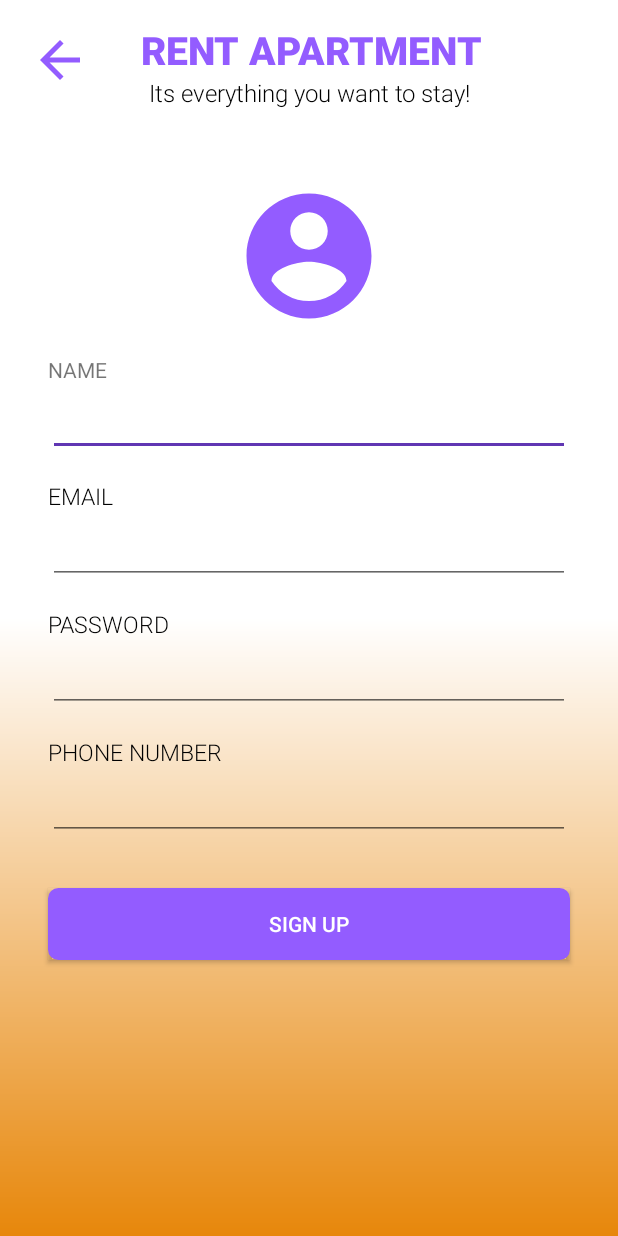
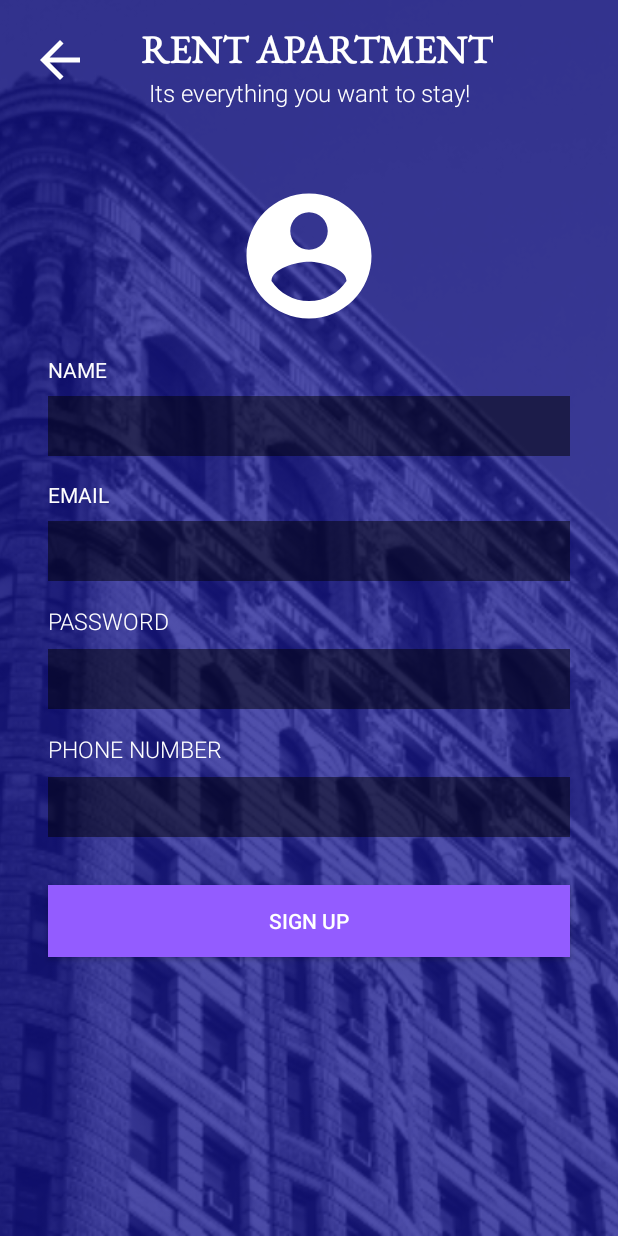
Before and after one commit to alekyavalisetty/appartment-rental-app, an Android app: the Signup_activity screen opened directly, with no data from a screen before it, on a phone screen of 412 x 824 dp. Run offline under Robolectric (Android 15) with nearby library versions, the phone set to English and light mode, and no system bars; our stand-ins replace Firebase (no records; nobody signed in at launch, a user with empty details on screens opened directly); pictures from the network do not load; Roboto replaces fonts that are not available here.

Commit message:
changed layout styles for forgot password, login and signup activity

```diff
--- a/app/src/main/res/layout/activity_signup_activity.xml
+++ b/app/src/main/res/layout/activity_signup_activity.xml
@@ -4,18 +4,22 @@ xmlns:app="http://schemas.android.com/apk/res-auto"
     xmlns:tools="http://schemas.android.com/tools"
     android:layout_width="match_parent"
     android:layout_height="match_parent"
-    android:background="@drawable/backgroundgradient"
-tools:context=".Signup_activity"
-android:orientation="vertical">
+    android:orientation="vertical"
+    tools:context=".Signup_activity">
 
-
+    <ImageView
+        android:id="@+id/imageView1"
+        android:layout_width="match_parent"
+        android:layout_height="match_parent"
+        android:scaleType="centerCrop"
+        android:src="@drawable/background_image" />
     <TextView
         android:layout_width="40dp"
         android:layout_height="40dp"
         android:id="@+id/back"
         android:background="@drawable/ic_back"
         android:layout_gravity="left"
-        android:backgroundTint="@color/colorPrimary"
+        android:backgroundTint="@color/white"
         android:layout_margin="20dp"/>
 
 
@@ -28,10 +32,10 @@ android:orientation="vertical">
         android:textStyle="bold"
         android:layout_marginTop="15dp"
         android:visibility="visible"
-        android:fontFamily="sans-serif-medium"
+        android:fontFamily="@font/eb_garamond"
         android:id="@+id/maintitle"
         android:layout_marginLeft="14dp"
-        android:textColor="@color/colorPrimary"/>
+        android:textColor="@color/white"/>
 
     <TextView
         android:layout_width="match_parent"
@@ -44,7 +48,7 @@ android:orientation="vertical">
         android:visibility="visible"
         android:fontFamily="sans-serif-light"
         android:id="@+id/subtitle"
-        android:textColor="#000"/>
+        android:textColor="@color/white"/>
 
     <ScrollView
         android:layout_width="match_parent"
@@ -57,161 +61,175 @@ android:orientation="vertical">
             android:layout_width="match_parent"
             android:layout_height="match_parent"
             android:layout_below="@id/subtitle"
+
             android:layout_marginTop="48dp">
 
             <ImageView
+                android:id="@+id/photo"
                 android:layout_width="100dp"
                 android:layout_height="100dp"
                 android:layout_centerHorizontal="true"
+                android:scaleType="centerCrop"
                 android:src="@drawable/ic_account"
-        android:id="@+id/photo"
-        android:tint="@color/colorPrimary"
-        android:scaleType="centerCrop"
+                android:tint="@color/white"
                 />
 
             <TextView
+                android:id="@+id/tv_name"
                 android:layout_width="wrap_content"
                 android:layout_height="wrap_content"
-        android:text="Name"
-        android:id="@+id/tv_name"
+                android:layout_below="@id/photo"
+
                 android:layout_marginStart="32dp"
                 android:layout_marginTop="16dp"
+                android:text="Name"
                 android:textAllCaps="true"
-        android:layout_below="@id/photo"
+                android:textColor="@color/white"
 
                 />
 
             <com.google.android.material.textfield.TextInputEditText
-        android:maxLines="1"
                 android:id="@+id/et_name"
-        android:layout_below="@id/tv_name"
                 android:layout_width="match_parent"
                 android:layout_height="40dp"
+                android:layout_below="@id/tv_name"
+                android:layout_marginLeft="32dp"
                 android:layout_marginTop="8dp"
+                android:layout_marginRight="32dp"
+                android:background="@color/blur"
                 android:fontFamily="sans-serif-light"
-        android:layout_marginLeft="32dp"
-        android:layout_marginRight="32dp"
+                android:maxLines="1"
                 android:paddingLeft="4dp"
                 android:paddingRight="4dp"
+                android:textColor="@color/white"
+                android:textColorHint="@color/white"
                 />
 
 
             <TextView
+                android:id="@+id/tv_email"
                 android:layout_width="wrap_content"
                 android:layout_height="wrap_content"
-        android:fontFamily="sans-serif-light"
-        android:text="Email"
-        android:id="@+id/tv_email"
+                android:layout_below="@id/et_name"
                 android:layout_marginStart="32dp"
                 android:layout_marginTop="16dp"
+                android:text="Email"
                 android:textAllCaps="true"
-        android:layout_below="@id/et_name"
-        android:textColor="#000"
-        android:textSize="15sp" />
+                android:textColor="@color/white"
+
+                />
 
             <com.google.android.material.textfield.TextInputEditText
                 android:id="@+id/et_email"
-        android:maxLines="1"
-        android:layout_below="@id/tv_email"
                 android:layout_width="match_parent"
                 android:layout_height="40dp"
+                android:layout_below="@id/tv_email"
+                android:layout_marginLeft="32dp"
                 android:layout_marginTop="8dp"
-        android:layout_marginLeft="32dp"
                 android:layout_marginRight="32dp"
+                android:background="@color/blur"
+                android:maxLines="1"
                 android:paddingLeft="4dp"
-        android:paddingRight="4dp"/>
+                android:paddingRight="4dp"
+                android:textColor="@color/white"
+                android:textColorHint="@color/white"/>
 
             <TextView
+                android:id="@+id/tv_password"
                 android:layout_width="wrap_content"
                 android:layout_height="wrap_content"
+                android:layout_below="@id/et_email"
+                android:layout_marginStart="32dp"
+                android:layout_marginTop="16dp"
                 android:fontFamily="sans-serif-light"
                 android:text="Password"
-        android:id="@+id/tv_password"
-        android:layout_marginStart="32dp"
-        android:layout_marginTop="16dp"
                 android:textAllCaps="true"
-        android:layout_below="@id/et_email"
-        android:textColor="#000"
+                android:textColor="@color/white"
                 android:textSize="15sp" />
 
             <com.google.android.material.textfield.TextInputEditText
                 android:id="@+id/et_password"
-        android:layout_below="@id/tv_password"
                 android:layout_width="match_parent"
                 android:layout_height="40dp"
+                android:layout_below="@id/tv_password"
+                android:layout_marginLeft="32dp"
                 android:layout_marginTop="8dp"
-        android:layout_marginLeft="32dp"
                 android:layout_marginRight="32dp"
+                android:background="@color/blur"
+                android:maxLines="1"
                 android:paddingLeft="4dp"
-        android:maxLines="1"
-        android:paddingRight="4dp"/>
+                android:paddingRight="4dp"
+                android:textColor="@color/white"
+                android:textColorHint="@color/white"/>
 
             <TextView
+                android:id="@+id/tv_role"
                 android:layout_width="wrap_content"
                 android:layout_height="wrap_content"
+                android:layout_below="@id/et_password"
+                android:layout_marginStart="32dp"
+                android:layout_marginTop="16dp"
                 android:fontFamily="sans-serif-light"
                 android:text="Select Role"
-        android:id="@+id/tv_role"
-        android:layout_marginStart="32dp"
-        android:layout_marginTop="16dp"
                 android:textAllCaps="true"
-        android:layout_below="@id/et_password"
                 android:textColor="#000"
-        android:visibility="gone"
-        android:textSize="15sp" />
+                android:textSize="15sp"
+                android:visibility="gone" />
 
             <Spinner
-        android:visibility="gone"
                 android:id="@+id/spinner_role"
-        android:layout_below="@id/tv_role"
                 android:layout_width="match_parent"
                 android:layout_height="40dp"
+                android:layout_below="@id/tv_role"
+                android:layout_marginLeft="32dp"
                 android:layout_marginTop="8dp"
-        android:layout_marginLeft="32dp"
                 android:layout_marginRight="32dp"
                 android:paddingLeft="4dp"
                 android:paddingRight="4dp"
+                android:visibility="gone"
                 />
 
             <TextView
+                android:id="@+id/tv_phone"
                 android:layout_width="wrap_content"
                 android:layout_height="wrap_content"
+                android:layout_below="@id/spinner_role"
+                android:layout_marginStart="32dp"
+                android:layout_marginTop="16dp"
                 android:fontFamily="sans-serif-light"
                 android:text="Phone Number"
-        android:id="@+id/tv_phone"
-        android:layout_marginStart="32dp"
-        android:layout_marginTop="16dp"
                 android:textAllCaps="true"
-        android:layout_below="@id/spinner_role"
-        android:textColor="#000"
+                android:textColor="@color/white"
                 android:textSize="15sp" />
 
             <com.google.android.material.textfield.TextInputEditText
                 android:id="@+id/et_phone"
-        android:layout_below="@id/tv_phone"
                 android:layout_width="match_parent"
                 android:layout_height="40dp"
+                android:layout_below="@id/tv_phone"
+                android:layout_marginLeft="32dp"
                 android:layout_marginTop="8dp"
-        android:layout_marginLeft="32dp"
                 android:layout_marginRight="32dp"
-        android:paddingLeft="4dp"
+                android:background="@color/blur"
+                android:inputType="number"
                 android:maxLength="10"
                 android:maxLines="1"
-        android:inputType="number"
-        android:paddingRight="4dp"/>
+                android:paddingLeft="4dp"
+                android:paddingRight="4dp"
+                android:textColor="@color/white"
+                android:textColorHint="@color/white"/>
 
             <Button
+                android:id="@+id/btn_signup"
                 android:layout_width="match_parent"
                 android:layout_height="48dp"
-        android:id="@+id/btn_signup"
                 android:layout_below="@id/et_phone"
+                android:layout_marginLeft="32dp"
                 android:layout_marginTop="32dp"
                 android:layout_marginRight="32dp"
-        android:layout_marginLeft="32dp"
+                android:background="@color/purple"
                 android:text="sign up"
                 android:textColor="#fff"
-        android:background="@drawable/background_rounded"
-        android:backgroundTint="@color/colorPrimary"
                 />
 
         </RelativeLayout>
```
Also changed, not shown: app/src/main/res/layout/activity_forget_password.xml (+23 -13 lines), app/src/main/res/layout/activity_login.xml (+31 -14 lines). Lines whose indentation alone changed are shown as unchanged.
